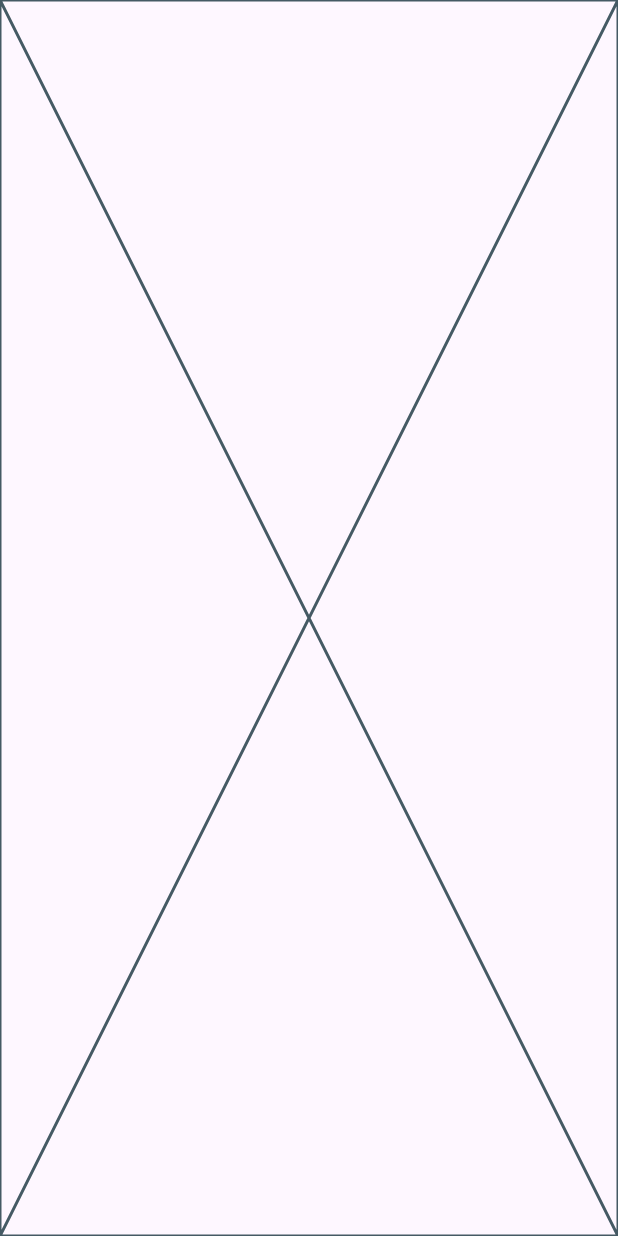
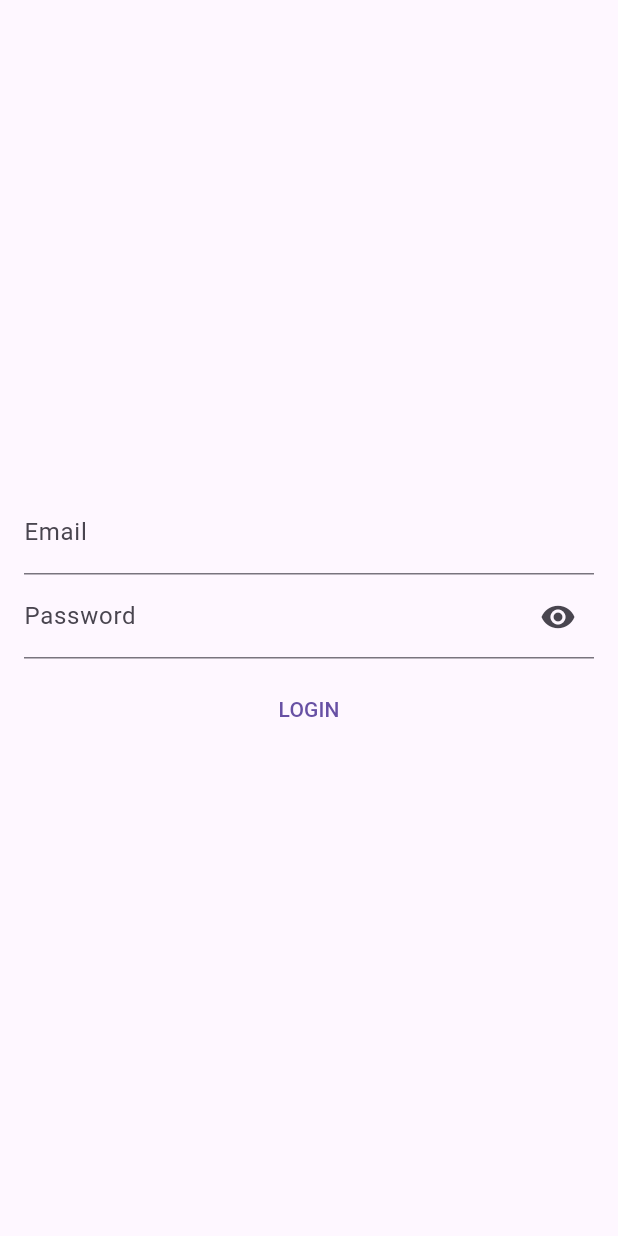
Before and after one commit to Wandilekubheka/t_buy, a Flutter app: the screen it shows after launch, on a phone screen of 412 x 824 dp. Run offline on Flutter 3.47's test engine with Material 3 defaults, Android fonts, the phone set to English and light mode, and no system bars.

Commit message:
UI : basic loginscreen ui without theming

```diff
--- a/lib/view/login_screen.dart
+++ b/lib/view/login_screen.dart
@@ -9,6 +9,7 @@ class LoginScreen extends StatefulWidget {
 }
 
 class _LoginScreenState extends State<LoginScreen> {
+
   // method to sign in user with email and password
   // get user from database then update app global state before we push replace
   Future<void> _loginButton({
@@ -23,6 +24,45 @@ class _LoginScreenState extends State<LoginScreen> {
 
   @override
   Widget build(BuildContext context) {
-    return Scaffold(body: Placeholder());
+    // keep track of email and password field state
+    final TextEditingController email  = TextEditingController();
+    final TextEditingController password  = TextEditingController();
+    // know if password is shown
+    bool isSecure = true;
+    IconData showPasswordIcon = isSecure? Icons.remove_red_eye : Icons.remove_red_eye_rounded;
+    return Scaffold(body:
+    Padding(
+      padding: const EdgeInsets.all(16),
+      child: Column(
+        spacing: 10,
+        mainAxisAlignment: MainAxisAlignment.center,
+
+        children: [
+          Center(
+          child: Expanded(child:
+          Column(
+            mainAxisAlignment: MainAxisAlignment.center,
+            children: [
+              TextField(decoration: InputDecoration(label: Text("Email"))),
+              TextField(decoration: InputDecoration(label: Text("Password"),suffixIcon:  GestureDetector(
+
+                onTap: () {
+                  setState(() {
+                    isSecure = !isSecure;
+                  });
+                },
+                child: Icon(showPasswordIcon ),)),obscureText: true,),
+
+            ],
+          )),
+          ),
+                      TextButton(onPressed: ()async{
+                await _loginButton(email: email.text, password: password.text);
+              }, child: const Text("LOGIN"))
+        ],
+      ),
+    )
+
+    );
   }
 }
```
